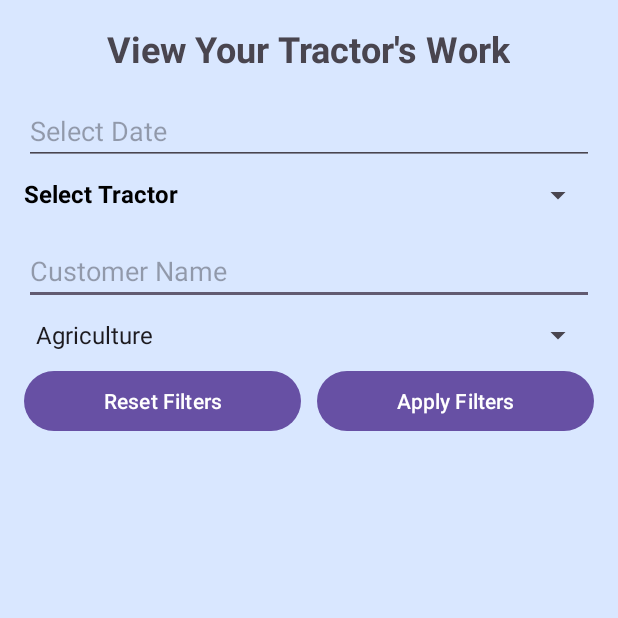
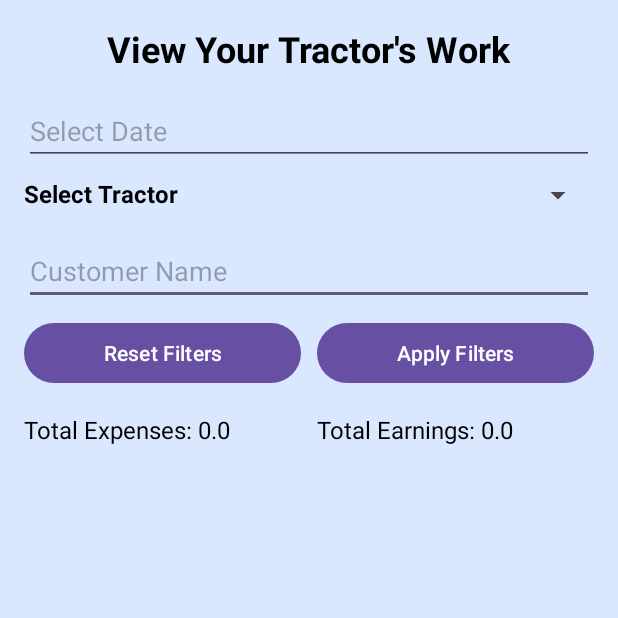
Before and after one commit to Kadarusree/MyTractor, an Android app: the ViewWorkScreen screen opened directly, with no data from a screen before it, after a tap on "Apply Filters", on a phone screen of 412 x 824 dp, the top half of it. Run offline under Robolectric (Android 15) with nearby library versions, the light colour scheme and no system bars; 5 statements that could not run were skipped.

Commit message:
Final Commit

```diff
--- a/app/src/main/java/com/rakesh/mytractor/ViewWorkScreen.java
+++ b/app/src/main/java/com/rakesh/mytractor/ViewWorkScreen.java
@@ -7,6 +7,7 @@ import android.widget.ArrayAdapter;
 import android.widget.Button;
 import android.widget.EditText;
 import android.widget.Spinner;
+import android.widget.TextView;
 
 import androidx.appcompat.app.AppCompatActivity;
 import androidx.recyclerview.widget.GridLayoutManager;
@@ -23,12 +24,13 @@ import java.util.List;
 public class ViewWorkScreen extends AppCompatActivity {
 
     private EditText filterDateEditText, filterCustomerNameEditText;
-    private Spinner filterTractorSpinner, filterWorkTypeSpinner;
+    private Spinner filterTractorSpinner;
     private Button applyFiltersButton, resetFiltersButton;
     private RecyclerView workLogsRecyclerView;
     private DatabaseHandler dbHandler;
     private List<String> tractorList;
     private List<WorkLog> workLogs;
+    private TextView totalExpensesText, totalRentText;
 
     @Override
     protected void onCreate(Bundle savedInstanceState) {
@@ -38,10 +40,12 @@ public class ViewWorkScreen extends AppCompatActivity {
         filterDateEditText = findViewById(R.id.filter_date);
         filterCustomerNameEditText = findViewById(R.id.filter_customer_name);
         filterTractorSpinner = findViewById(R.id.filter_tractor);
-        filterWorkTypeSpinner = findViewById(R.id.filter_work_type);
         applyFiltersButton = findViewById(R.id.apply_filters_button);
         workLogsRecyclerView = findViewById(R.id.work_logs_recycler_view);
         resetFiltersButton = findViewById(R.id.reset_filters_button);
+        totalExpensesText = findViewById(R.id.total_expenses_text);
+        totalRentText = findViewById(R.id.total_rent_text);
+
 
 
         resetFiltersButton.setOnClickListener(v -> resetFilters());
@@ -52,14 +56,6 @@ public class ViewWorkScreen extends AppCompatActivity {
         ArrayAdapter<String> tractorAdapter = new ArrayAdapter<>(this, android.R.layout.simple_spinner_item, tractorList);
         tractorAdapter.setDropDownViewResource(android.R.layout.simple_spinner_dropdown_item);
         filterTractorSpinner.setAdapter(tractorAdapter);
-
-        ArrayList<String> workTypes = new ArrayList<>();
-        workTypes.add("Agriculture");
-        workTypes.add("Non-Agriculture");
-
-        ArrayAdapter<String> workTypeAdapter = new ArrayAdapter<>(this, android.R.layout.simple_spinner_item, workTypes);
-        workTypeAdapter.setDropDownViewResource(android.R.layout.simple_spinner_dropdown_item);
-        filterWorkTypeSpinner.setAdapter(workTypeAdapter);
 
 
 
@@ -89,24 +85,39 @@ public class ViewWorkScreen extends AppCompatActivity {
         String date = filterDateEditText.getText().toString();
         String tractor = filterTractorSpinner.getSelectedItem().toString();
         String customerName = filterCustomerNameEditText.getText().toString();
-        String workType = filterWorkTypeSpinner.getSelectedItem().toString();
 
-        workLogs = dbHandler.getFilteredWorkLogs(date, tractor, customerName, workType);
+        workLogs = dbHandler.getFilteredWorkLogs(date, tractor, customerName);
         WorkLogAdapter adapter = new WorkLogAdapter(this, workLogs);
         workLogsRecyclerView.setAdapter(adapter);
+        updateSums();
+
     }
 
     private void loadWorkLogs() {
         workLogs = dbHandler.getAllWorkLogs();
         WorkLogAdapter adapter = new WorkLogAdapter(this, workLogs);
         workLogsRecyclerView.setAdapter(adapter);
+        updateSums();
+
     }
 
     private void resetFilters() {
         filterDateEditText.setText("");
         filterCustomerNameEditText.setText("");
         filterTractorSpinner.setSelection(0);
-        filterWorkTypeSpinner.setSelection(0);
         loadWorkLogs();
     }
+
+    private void updateSums() {
+        double totalExpenses = 0;
+        double totalRent = 0;
+
+        for (WorkLog workLog : workLogs) {
+            totalExpenses += workLog.getTripExpenses();
+            totalRent += workLog.getTotalRent();
+        }
+
+        totalExpensesText.setText("Total Expenses: " + totalExpenses);
+        totalRentText.setText("Total Earnings: " + totalRent);
+    }
 }
--- a/app/src/main/java/com/rakesh/mytractor/database/DatabaseHandler.java
+++ b/app/src/main/java/com/rakesh/mytractor/database/DatabaseHandler.java
@@ -274,7 +274,7 @@ public class DatabaseHandler extends SQLiteOpenHelper {
     return workLogs;
 }
 
-public List<WorkLog> getFilteredWorkLogs(String date, String tractor, String customerName, String workType) {
+public List<WorkLog> getFilteredWorkLogs(String date, String tractor, String customerName) {
     List<WorkLog> workLogs = new ArrayList<>();
     SQLiteDatabase db = this.getReadableDatabase();
     String query = "SELECT * FROM work_logs WHERE 1=1";
@@ -288,9 +288,7 @@ public List<WorkLog> getFilteredWorkLogs(String date, String tractor, String cus
     if (!customerName.isEmpty()) {
         query += " AND customer_name LIKE '%" + customerName + "%'";
     }
-    if (!workType.isEmpty()) {
-        query += " AND work_type = '" + workType + "'";
-    }
+
 
 
     Cursor cursor = db.rawQuery(query, null);
--- a/app/src/main/res/layout/activity_dasboard_screen.xml
+++ b/app/src/main/res/layout/activity_dasboard_screen.xml
@@ -88,6 +88,7 @@
                     android:layout_weight="0.2"
                     android:text="View Tractors"
                     android:textSize="18sp"
+                    android:textColor="@color/black"
                     android:layout_marginTop="10dp"
                     android:textAlignment="center" />
             </LinearLayout>
@@ -128,6 +129,7 @@
                     android:layout_weight="0.2"
                     android:text="Log Daily Work"
                     android:textSize="18sp"
+                    android:textColor="@color/black"
                     android:layout_marginTop="10dp"
                     android:textAlignment="center" />
             </LinearLayout>
@@ -159,6 +161,7 @@
                     android:layout_height="0dp"
                     android:layout_weight="0.2"
                     android:text="View Reports"
+                    android:textColor="@color/black"
                     android:textSize="18sp"
                     android:layout_marginTop="10dp"
                     android:textAlignment="center" />
@@ -202,6 +205,7 @@
                     android:layout_weight="0.2"
                     android:text="About US"
                     android:textSize="18sp"
+                    android:textColor="@color/black"
                     android:layout_marginTop="10dp"
                     android:textAlignment="center" />
             </LinearLayout>
@@ -233,9 +237,9 @@
                     android:layout_height="0dp"
                     android:layout_weight="0.2"
                     android:text="Logout"
+                    android:textColor="@color/black"
                     android:textSize="18sp"
                     android:layout_marginTop="10dp"
-
                     android:textAlignment="center" />
             </LinearLayout>
         </androidx.cardview.widget.CardView>
--- a/app/src/main/res/layout/activity_view_edit_tractors.xml
+++ b/app/src/main/res/layout/activity_view_edit_tractors.xml
@@ -14,6 +14,7 @@
         android:text="Your Tractors"
         android:textSize="24sp"
         android:textStyle="bold"
+        android:textColor="@color/black"
         android:layout_gravity="center"
         android:layout_marginBottom="16dp"
         android:layout_marginTop="16dp"/>
--- a/app/src/main/res/layout/activity_view_work_screen.xml
+++ b/app/src/main/res/layout/activity_view_work_screen.xml
@@ -14,6 +14,7 @@
         android:textSize="24sp"
         android:textStyle="bold"
         android:layout_gravity="center"
+        android:textColor="@color/black"
         android:layout_marginBottom="16dp" />
 
     <EditText
@@ -54,11 +55,7 @@
         android:hint="Customer Name"
         android:layout_marginBottom="8dp" />
 
-    <Spinner
-        android:id="@+id/filter_work_type"
-        android:layout_width="match_parent"
-        android:layout_height="wrap_content"
-        android:layout_marginBottom="8dp" />
+
 
     <LinearLayout
         android:layout_width="match_parent"
@@ -86,10 +83,36 @@
 
 
 
+    <LinearLayout
+        android:layout_width="match_parent"
+        android:layout_marginBottom="8dp"
+        android:layout_height="wrap_content">
+        <TextView
+            android:id="@+id/total_expenses_text"
+            android:layout_width="0dp"
+            android:layout_weight="0.5"
+            android:layout_height="wrap_content"
+            android:text="Total Expenses: 0"
+            android:textColor="@color/black"
+            android:textSize="16sp"
+            android:layout_marginRight="5dp" />
+
+        <TextView
+            android:id="@+id/total_rent_text"
+            android:layout_width="0dp"
+            android:layout_weight="0.5"
+            android:layout_height="wrap_content"
+            android:text="Total Rent: 0"
+            android:textSize="16sp"
+            android:textColor="@color/black"
+            android:layout_marginLeft="5dp" />
+    </LinearLayout>
 
 
     <androidx.recyclerview.widget.RecyclerView
         android:id="@+id/work_logs_recycler_view"
         android:layout_width="match_parent"
         android:layout_height="wrap_content" />
+
+
 </LinearLayout>
--- a/app/src/main/res/layout/item_tractor.xml
+++ b/app/src/main/res/layout/item_tractor.xml
@@ -16,27 +16,32 @@
             android:layout_width="wrap_content"
             android:layout_height="wrap_content"
             android:textSize="18sp"
+            android:textColor="@color/black"
             android:textStyle="bold" />
 
         <TextView
             android:id="@+id/tractor_company"
             android:layout_width="wrap_content"
             android:layout_height="wrap_content"
+            android:textColor="@color/black"
             android:textSize="14sp" />
         <TextView
             android:id="@+id/tractor_model"
             android:layout_width="wrap_content"
             android:layout_height="wrap_content"
+            android:textColor="@color/black"
             android:textSize="14sp" />
         <TextView
             android:id="@+id/tractor_year"
             android:layout_width="wrap_content"
             android:layout_height="wrap_content"
+            android:textColor="@color/black"
             android:textSize="14sp" />
         <TextView
             android:id="@+id/tractor_type"
             android:layout_width="wrap_content"
             android:layout_height="wrap_content"
+            android:textColor="@color/black"
             android:textSize="14sp" />
     </LinearLayout>
     <LinearLayout
```
Also changed, not shown: app/src/main/res/layout/item_work_log.xml (+9 -0 lines).
